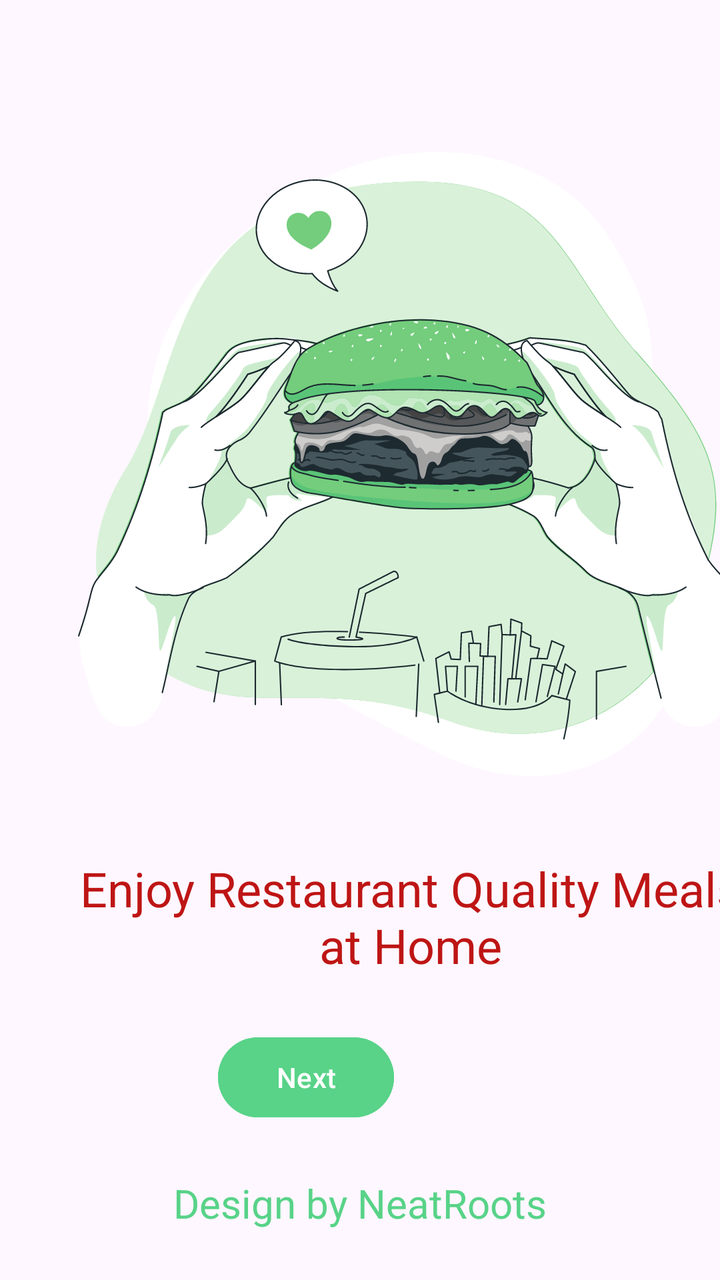
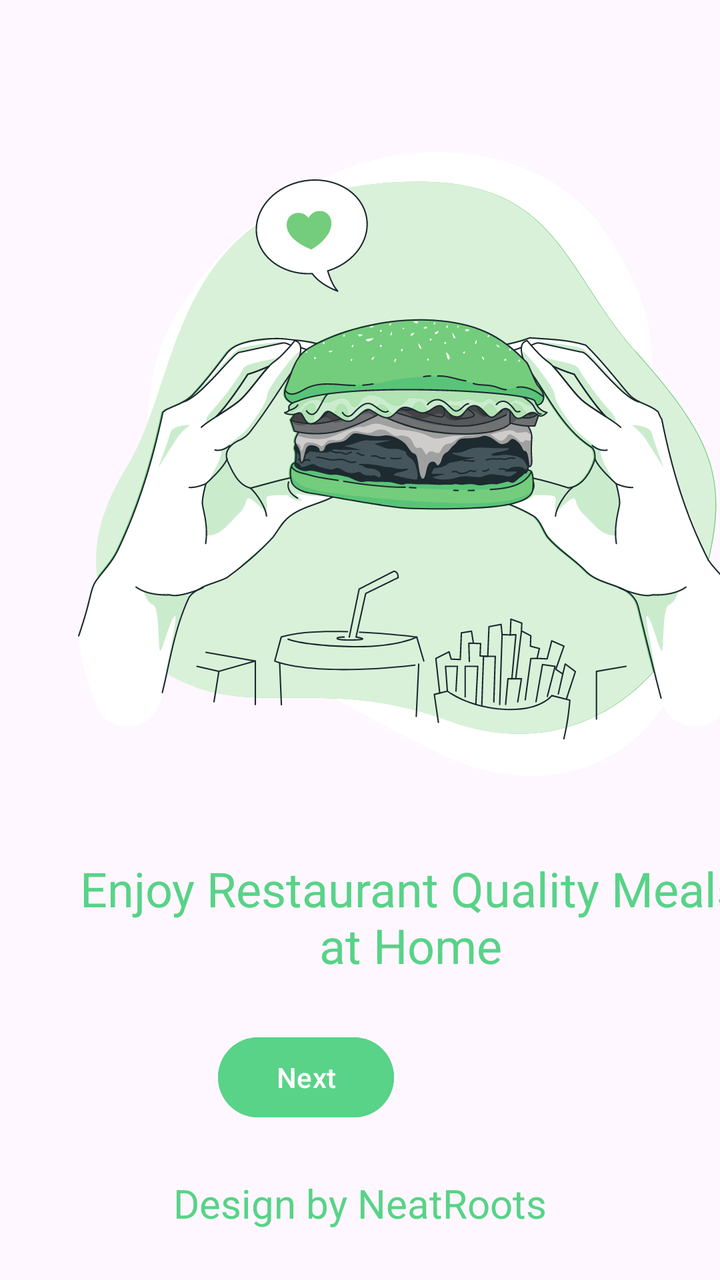

An Android layout rendered at two revisions. The XML below is the earlier revision; the diff shows what the commit changed to produce the second picture.
<!-- AndroidManifest.xml: application theme Theme.FoodOrderingApp -->
<!-- res/layout/activity_main.xml -->
<?xml version="1.0" encoding="utf-8"?>
<androidx.constraintlayout.widget.ConstraintLayout xmlns:android="http://schemas.android.com/apk/res/android"
    xmlns:app="http://schemas.android.com/apk/res-auto"
    xmlns:tools="http://schemas.android.com/tools"
    android:id="@+id/main"
    android:layout_width="match_parent"
    android:layout_height="match_parent"
    tools:context=".MainActivity">

    <ImageView
        android:id="@+id/imageView3"
        android:layout_width="wrap_content"
        android:layout_height="wrap_content"
        android:layout_marginStart="39dp"
        android:layout_marginTop="76dp"
        android:layout_marginEnd="39dp"
        app:layout_constraintEnd_toEndOf="parent"
        app:layout_constraintHorizontal_bias="0.0"
        app:layout_constraintStart_toStartOf="parent"
        app:layout_constraintTop_toTopOf="parent"
        app:srcCompat="@drawable/burrgar" />

    <TextView
        android:id="@+id/textView2"
        android:layout_width="357dp"
        android:layout_height="58dp"
        android:layout_marginStart="27dp"
        android:layout_marginTop="40dp"
        android:layout_marginEnd="27dp"
        android:text="Enjoy Restaurant Quality Meals at Home"
        android:textAlignment="center"
        android:textColor="@color/endColor"
        android:textSize="24sp"
        app:layout_constraintEnd_toEndOf="parent"
        app:layout_constraintHorizontal_bias="0.0"
        app:layout_constraintStart_toStartOf="parent"
        app:layout_constraintTop_toBottomOf="@+id/imageView3" />

    <Button
        android:id="@+id/button"
        android:layout_width="wrap_content"
        android:layout_height="wrap_content"
        android:layout_marginStart="160dp"
        android:layout_marginEnd="163dp"
        android:layout_marginBottom="77dp"
        android:backgroundTint="@color/mainColor"
        android:text="Next"
        app:layout_constraintBottom_toBottomOf="parent"
        app:layout_constraintEnd_toEndOf="parent"
        app:layout_constraintHorizontal_bias="1.0"
        app:layout_constraintStart_toStartOf="parent"
        app:layout_constraintTop_toBottomOf="@+id/textView2"
        app:layout_constraintVertical_bias="0.983" />

    <TextView
        android:id="@+id/textView8"
        android:layout_width="wrap_content"
        android:layout_height="wrap_content"
        android:text="Design by NeatRoots"
        android:textColor="@color/mainColor"
        android:textSize="20sp"
        app:layout_constraintBottom_toBottomOf="parent"
        app:layout_constraintEnd_toEndOf="parent"
        app:layout_constraintStart_toStartOf="parent"
        app:layout_constraintTop_toBottomOf="@+id/button" />
</androidx.constraintlayout.widget.ConstraintLayout>
<!-- resources referenced by this layout -->
<resources>
  <color name="endColor">#BE1515</color>
  <color name="mainColor">#58D388</color>
  <!-- drawable burrgar: vector/xml drawable (drawable, 191541 chars, omitted) -->
  <style name="Theme.FoodOrderingApp" parent="Base.Theme.FoodOrderingApp" />
  <style name="Base.Theme.FoodOrderingApp" parent="Theme.Material3.DayNight.NoActionBar">
          
          
      </style>
</resources>

<!-- the commit's change to res/layout/activity_main.xml (unified diff, before → after) -->
@@ -29,7 +29,7 @@
         android:layout_marginEnd="27dp"
         android:text="Enjoy Restaurant Quality Meals at Home"
         android:textAlignment="center"
-        android:textColor="@color/endColor"
+        android:textColor="@color/mainColor"
         android:textSize="24sp"
         app:layout_constraintEnd_toEndOf="parent"
         app:layout_constraintHorizontal_bias="0.0"
<!-- resource entries referenced after the edit -->
@@ -1,6 +1,5 @@
 <!-- resources referenced by this layout -->
 <resources>
-  <color name="endColor">#BE1515</color>
   <color name="mainColor">#58D388</color>
   <!-- drawable burrgar: vector/xml drawable (drawable, 191541 chars, omitted) -->
   <style name="Theme.FoodOrderingApp" parent="Base.Theme.FoodOrderingApp" />
